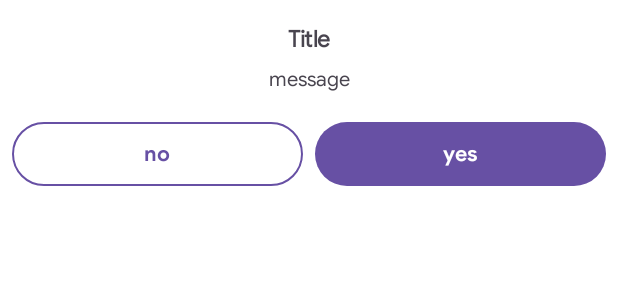
After one commit to youuungh/Shopang, an Android app: the layout alert_dialog_layout.xml on its own in the app's theme, with its tools: preview values and no code run, on a phone screen of 412 x 824 dp. The commit adds this screen. Shown: the top 300 px of the screen. Run offline under Robolectric (Android 15) with nearby library versions, the phone set to English and light mode, and no system bars.

Commit message:
update commit

```diff
--- a/app/build.gradle.kts
+++ b/app/build.gradle.kts
@@ -105,6 +105,9 @@ dependencies {
     implementation(libs.firebase.firestore)
     implementation(libs.firebase.storage)
     implementation(libs.play.services.auth)
+
+    // CustomDialog
+    implementation("com.github.slavce14:SJ-Dialog:1.7")
 }
 
 kapt {
--- a/app/src/main/java/com/ninezero/shopang/di/DialogModule.kt
+++ b/app/src/main/java/com/ninezero/shopang/di/DialogModule.kt
@@ -4,9 +4,7 @@ import android.app.Dialog
 import android.content.Context
 import android.graphics.Color
 import android.graphics.drawable.ColorDrawable
-import android.os.Build
 import android.view.Window
-import androidx.annotation.RequiresApi
 import com.ninezero.shopang.R
 import com.ninezero.shopang.util.Constants
 import dagger.Module
@@ -15,8 +13,6 @@ import dagger.hilt.InstallIn
 import dagger.hilt.android.components.ActivityComponent
 import dagger.hilt.android.qualifiers.ActivityContext
 import dagger.hilt.android.scopes.ActivityScoped
-import eightbitlab.com.blurview.BlurView
-import eightbitlab.com.blurview.RenderEffectBlur
 import javax.inject.Named
 
 @Module
--- a/app/src/main/java/com/ninezero/shopang/util/Constants.kt
+++ b/app/src/main/java/com/ninezero/shopang/util/Constants.kt
@@ -3,7 +3,6 @@ package com.ninezero.shopang.util
 import androidx.appcompat.app.AppCompatDelegate
 
 object Constants {
-    const val USER_PREFS = "user_prefs"
     const val LOADING = "loading"
     const val COUNT_DOWN_DURATION_MILLIS = 60000L
     const val COUNT_DOWN_INTERVAL = 1000L
--- a/app/src/main/java/com/ninezero/shopang/view/auth/AuthFragment.kt
+++ b/app/src/main/java/com/ninezero/shopang/view/auth/AuthFragment.kt
@@ -19,6 +19,7 @@ import com.ninezero.shopang.util.AuthState
 import com.ninezero.shopang.util.Constants
 import com.ninezero.shopang.util.ResponseWrapper
 import com.ninezero.shopang.util.extension.showSnack
+import com.ninezero.shopang.util.extension.showToast
 import com.ninezero.shopang.view.BaseFragment
 import dagger.hilt.android.AndroidEntryPoint
 import java.util.concurrent.TimeUnit
--- /dev/null
+++ b/app/src/main/res/layout/alert_dialog_layout.xml
@@ -0,0 +1,76 @@
+<?xml version="1.0" encoding="utf-8"?>
+<com.google.android.material.card.MaterialCardView xmlns:android="http://schemas.android.com/apk/res/android"
+    xmlns:app="http://schemas.android.com/apk/res-auto"
+    xmlns:tools="http://schemas.android.com/tools"
+    android:layout_width="match_parent"
+    android:layout_height="wrap_content"
+    app:strokeWidth="0dp"
+    app:cardCornerRadius="8dp"
+    app:cardBackgroundColor="@color/white">
+
+    <androidx.constraintlayout.widget.ConstraintLayout
+        android:layout_width="match_parent"
+        android:layout_height="wrap_content"
+        android:layout_gravity="center"
+        android:paddingTop="16dp"
+        android:paddingStart="8dp"
+        android:paddingEnd="8dp"
+        android:paddingBottom="8dp">
+
+        <TextView
+            android:id="@+id/title"
+            android:layout_width="wrap_content"
+            android:layout_height="wrap_content"
+            android:textSize="15sp"
+            android:textStyle="bold"
+            app:layout_constraintTop_toTopOf="parent"
+            app:layout_constraintEnd_toEndOf="parent"
+            app:layout_constraintStart_toStartOf="parent"
+            tools:text="Title" />
+
+        <TextView
+            android:id="@+id/msg"
+            android:layout_width="wrap_content"
+            android:layout_height="wrap_content"
+            android:layout_marginTop="8dp"
+            android:textSize="13sp"
+            android:textAlignment="center"
+            app:layout_constraintTop_toBottomOf="@id/title"
+            app:layout_constraintEnd_toEndOf="parent"
+            app:layout_constraintStart_toStartOf="parent"
+            tools:text="message" />
+
+        <LinearLayout
+            android:layout_width="0dp"
+            android:layout_height="wrap_content"
+            android:layout_marginTop="16dp"
+            android:orientation="horizontal"
+            app:layout_constraintTop_toBottomOf="@id/msg"
+            app:layout_constraintStart_toStartOf="parent"
+            app:layout_constraintEnd_toEndOf="parent">
+
+            <com.google.android.material.button.MaterialButton
+                android:id="@+id/negative"
+                style="@style/Widget.Shopang.Button.OutlinedButton"
+                android:layout_width="0dp"
+                android:layout_height="wrap_content"
+                android:layout_marginEnd="8dp"
+                android:layout_weight="1"
+                android:textSize="14sp"
+                android:textColor="?attr/colorPrimary"
+                tools:text="no" />
+
+            <com.google.android.material.button.MaterialButton
+                android:id="@+id/positive"
+                style="@style/Widget.Shopang.Button.UnelevatedButton"
+                android:layout_width="0dp"
+                android:layout_height="wrap_content"
+                android:layout_weight="1"
+                android:textSize="14sp"
+                tools:text="yes" />
+
+        </LinearLayout>
+
+    </androidx.constraintlayout.widget.ConstraintLayout>
+
+</com.google.android.material.card.MaterialCardView>
--- a/app/src/main/res/values/styles.xml
+++ b/app/src/main/res/values/styles.xml
@@ -47,8 +47,8 @@
     <style name="Widget.Shopang.Button.OutlinedButton" parent="Base.Shopang.OutlinedButton">
         <item name="android:fontFamily">@font/google_sans_bold</item>
         <item name="fontFamily">@font/google_sans_bold</item>
-        <item name="strokeWidth">2dp</item>
-        <item name="android:textSize">16sp</item>
+        <item name="strokeWidth">1.5dp</item>
+        <item name="strokeColor">?attr/colorPrimary</item>
         <item name="android:paddingTop">12dp</item>
         <item name="android:paddingBottom">12dp</item>
     </style>
```
Also changed, not shown: app/src/main/java/com/ninezero/shopang/view/auth/AuthViewModel.kt (+29 -0 lines), app/src/main/java/com/ninezero/shopang/view/auth/phone/PhoneAuthFragment.kt (+38 -22 lines), app/src/main/java/com/ninezero/shopang/view/dialog/CustomDialog.kt (added, +99 -0 lines).
